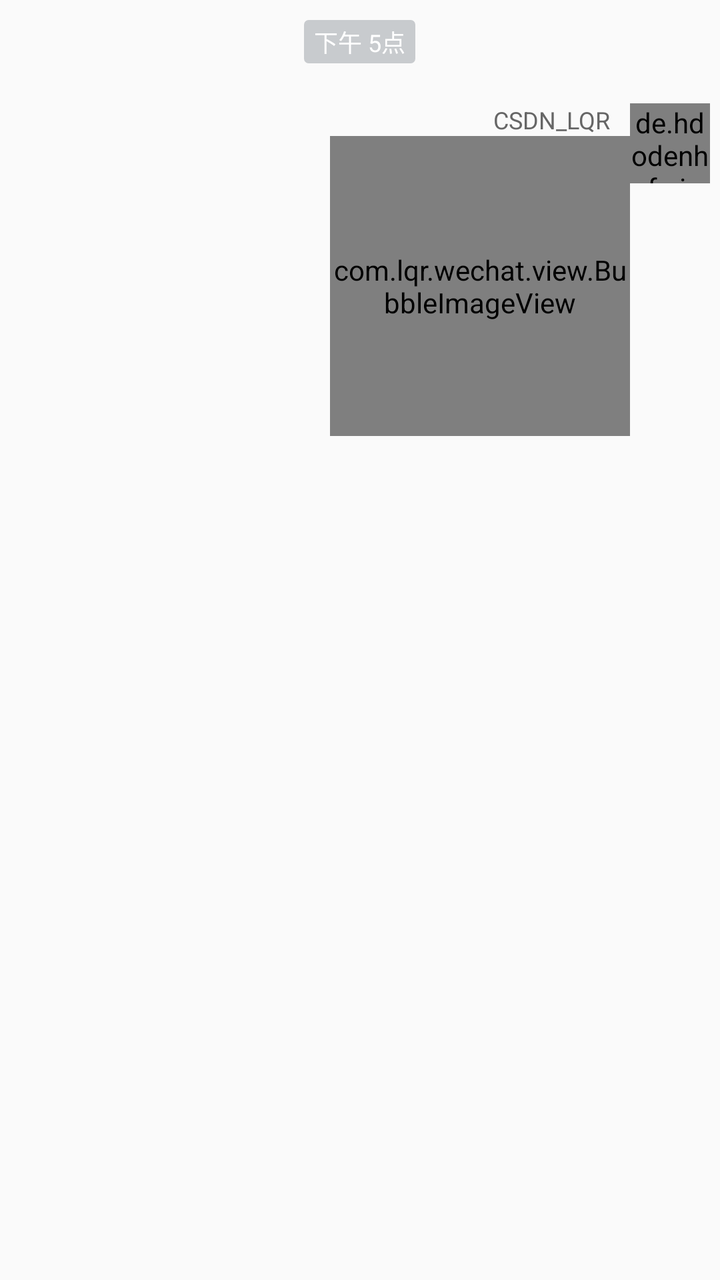
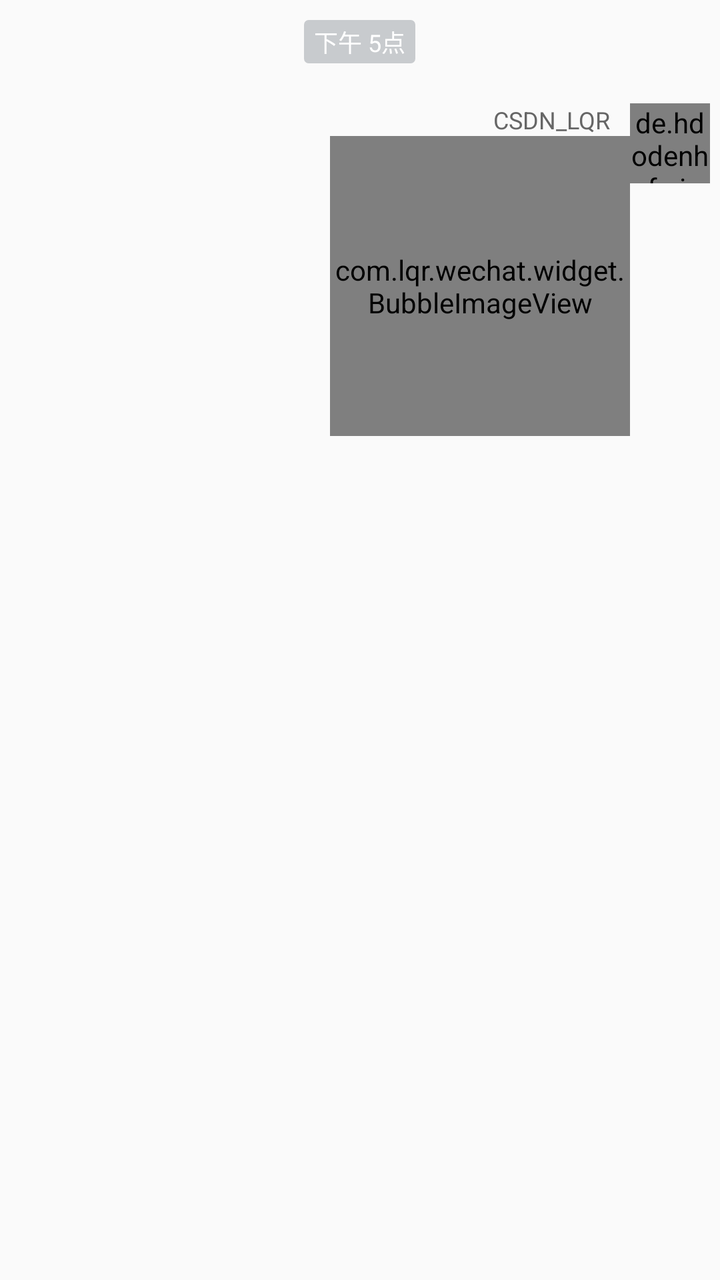

Screens rendered from an Android XML layout before and after an edit, with the pre-edit source and the edit as a unified diff.
<!-- AndroidManifest.xml: application theme AppTheme -->
<!-- res/layout/item_video_send.xml -->
<?xml version="1.0" encoding="utf-8"?>
<LinearLayout xmlns:android="http://schemas.android.com/apk/res/android"
              xmlns:app="http://schemas.android.com/apk/res-auto"
              android:layout_width="match_parent"
              android:layout_height="match_parent"
              android:orientation="vertical">

    

    <TextView
        android:id="@+id/tvTime"
        android:layout_width="wrap_content"
        android:layout_height="wrap_content"
        android:layout_gravity="center_horizontal"
        android:layout_margin="10dp"
        android:background="@drawable/shape_notification_bg"
        android:gravity="center"
        android:paddingBottom="2dp"
        android:paddingLeft="5dp"
        android:paddingRight="5dp"
        android:paddingTop="2dp"
        android:text="下午 5点"
        android:textColor="#fff"
        android:textSize="12sp"/>

    <LinearLayout
        android:layout_width="wrap_content"
        android:layout_height="wrap_content"
        android:layout_gravity="right"
        android:gravity="right"
        android:orientation="horizontal"
        android:paddingBottom="20dp"
        android:paddingLeft="5dp"
        android:paddingRight="5dp"
        android:paddingTop="10dp">

        

        <LinearLayout
            android:id="@+id/llError"
            android:layout_width="wrap_content"
            android:layout_height="wrap_content"
            android:layout_gravity="center"
            android:visibility="gone">

            <TextView
                android:id="@+id/tvRetry"
                android:layout_width="wrap_content"
                android:layout_height="wrap_content"
                android:layout_gravity="center"
                android:text="重试"/>

            <de.hdodenhof.circleimageview.CircleImageView
                android:id="@+id/ivError"
                android:layout_width="20dp"
                android:layout_height="20dp"
                android:layout_gravity="center"
                android:layout_margin="5dp"
                android:src="@mipmap/img_error"/>
        </LinearLayout>

        <LinearLayout
            android:layout_width="wrap_content"
            android:layout_height="wrap_content"
            android:gravity="right"
            android:orientation="vertical">

            <TextView
                android:id="@+id/tvName"
                android:layout_width="wrap_content"
                android:layout_height="wrap_content"
                android:layout_marginRight="10dp"
                android:text="CSDN_LQR"
                android:textColor="#666666"
                android:textSize="12sp"
                android:visibility="visible"/>

            <RelativeLayout
                android:layout_width="wrap_content"
                android:layout_height="wrap_content">

                
                <com.lqr.wechat.view.BubbleImageView
                    android:id="@+id/bivPic"
                    android:layout_width="150dp"
                    android:layout_height="150dp"
                    android:adjustViewBounds="true"
                    android:minWidth="80dp"
                    android:scaleType="fitCenter"
                    android:src="@mipmap/dialog_toast_bg"
                    app:bubble_angle="10dp"
                    app:bubble_arrowHeight="10dp"
                    app:bubble_arrowLocation="right"
                    app:bubble_arrowOffset="-5dp"
                    app:bubble_arrowTop="20dp"
                    app:bubble_arrowWidth="8dp"
                    app:bubble_showShadow="false"
                    app:bubble_showText="false"
                    />
                
                
                
                
                
                
                
                
                
                
                
                
                
                
                

                <com.lqr.wechat.view.CircularProgressBar
                    android:id="@+id/cpbLoading"
                    android:layout_width="30dp"
                    android:layout_height="30dp"
                    android:layout_centerInParent="true"
                    android:layout_marginLeft="41dp"
                    android:visibility="gone"
                    />

                <ImageView
                    android:id="@+id/ivPlay"
                    android:layout_width="30dp"
                    android:layout_height="30dp"
                    android:layout_centerInParent="true"
                    android:layout_marginLeft="41dp"
                    android:src="@mipmap/img_video_play_session"
                    android:visibility="gone"
                    />

            </RelativeLayout>
        </LinearLayout>
        

        <de.hdodenhof.circleimageview.CircleImageView
            android:id="@+id/ivAvatar"
            android:layout_width="40dp"
            android:layout_height="40dp"
            android:focusable="false"
            android:focusableInTouchMode="false"
            android:src="@mipmap/default_header"/>
    </LinearLayout>

</LinearLayout>
<!-- resources referenced by this layout -->
<resources>
  <!-- drawable shape_notification_bg (drawable) -->
  <?xml version="1.0" encoding="UTF-8"?>
  <shape xmlns:android="http://schemas.android.com/apk/res/android">
      <solid android:color="#C8CBCE" />
      <corners android:radius="2dip"/>
      <stroke
          android:width="0.5dip"
          android:color="#C8CBCE" />
  </shape>
  <!-- mipmap default_header: jpg bitmap (mipmap-hdpi, 49500 bytes) -->
  <!-- mipmap dialog_toast_bg: png bitmap (mipmap-xxhdpi, 1884 bytes) -->
  <!-- mipmap img_error: png bitmap (mipmap-hdpi, 820 bytes) -->
  <!-- mipmap img_video_play_session: png bitmap (mipmap-hdpi, 1190 bytes) -->
  <style name="AppTheme" parent="Theme.AppCompat.Light">
          
          <item name="colorPrimary">@color/colorPrimary</item>
          <item name="colorPrimaryDark">@color/colorPrimarydark</item>
          <item name="colorAccent">@color/coloraccent</item>
          
          <item name="windowNoTitle">true</item>
          <item name="windowActionBar">false</item>
          
          <item name="android:windowAnimationStyle">@style/activityAnimation</item>
      </style>
  <color name="colorPrimary">#393A3F</color>
  <color name="colorPrimarydark">#303135</color>
  <color name="coloraccent">#7e7e7e</color>
  <style name="activityAnimation" parent="@android:style/Animation">
          <item name="android:activityOpenEnterAnimation">@anim/slide_right_in</item>
          <item name="android:activityOpenExitAnimation">@anim/slide_left_out</item>
          <item name="android:activityCloseEnterAnimation">@anim/slide_left_in</item>
          <item name="android:activityCloseExitAnimation">@anim/slide_right_out</item>
      </style>
</resources>

<!-- the commit's change to res/layout/item_video_send.xml (unified diff, before → after) -->
@@ -80,7 +80,7 @@
                 android:layout_height="wrap_content">
 
                 
-                <com.lqr.wechat.view.BubbleImageView
+                <com.lqr.wechat.widget.BubbleImageView
                     android:id="@+id/bivPic"
                     android:layout_width="150dp"
                     android:layout_height="150dp"
@@ -97,23 +97,8 @@
                     app:bubble_showShadow="false"
                     app:bubble_showText="false"
                     />
-                
-                
-                
-                
-                
-                
-                
-                
-                
-                
-                
-                
-                
-                
-                
 
-                <com.lqr.wechat.view.CircularProgressBar
+                <com.lqr.wechat.widget.CircularProgressBar
                     android:id="@+id/cpbLoading"
                     android:layout_width="30dp"
                     android:layout_height="30dp"
<!-- resource entries referenced after the edit -->
@@ -13,20 +13,17 @@
   <!-- mipmap dialog_toast_bg: png bitmap (mipmap-xxhdpi, 1884 bytes) -->
   <!-- mipmap img_error: png bitmap (mipmap-hdpi, 820 bytes) -->
   <!-- mipmap img_video_play_session: png bitmap (mipmap-hdpi, 1190 bytes) -->
-  <style name="AppTheme" parent="Theme.AppCompat.Light">
+  <style name="AppTheme" parent="Theme.AppCompat.Light.NoActionBar">
           
           <item name="colorPrimary">@color/colorPrimary</item>
-          <item name="colorPrimaryDark">@color/colorPrimarydark</item>
-          <item name="colorAccent">@color/coloraccent</item>
-          
-          <item name="windowNoTitle">true</item>
-          <item name="windowActionBar">false</item>
+          <item name="colorPrimaryDark">@color/colorPrimaryDark</item>
+          <item name="colorAccent">@color/colorAccent</item>
           
           <item name="android:windowAnimationStyle">@style/activityAnimation</item>
       </style>
   <color name="colorPrimary">#393A3F</color>
-  <color name="colorPrimarydark">#303135</color>
-  <color name="coloraccent">#7e7e7e</color>
+  <color name="colorPrimaryDark">#303135</color>
+  <color name="colorAccent">#7e7e7e</color>
   <style name="activityAnimation" parent="@android:style/Animation">
           <item name="android:activityOpenEnterAnimation">@anim/slide_right_in</item>
           <item name="android:activityOpenExitAnimation">@anim/slide_left_out</item>
